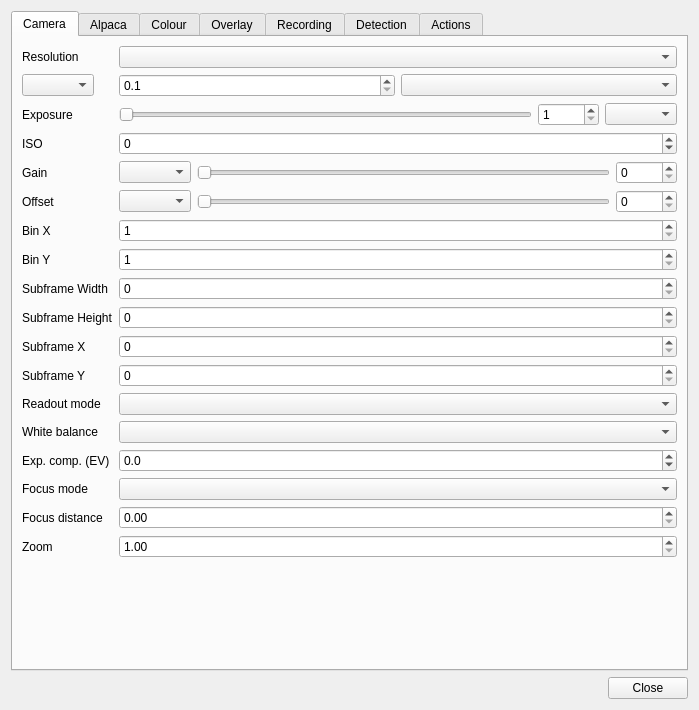
First picture: the form in plugins/feature/camera/camerasettingsdialog.ui, repository srcejon/sdrangel, before the edit.
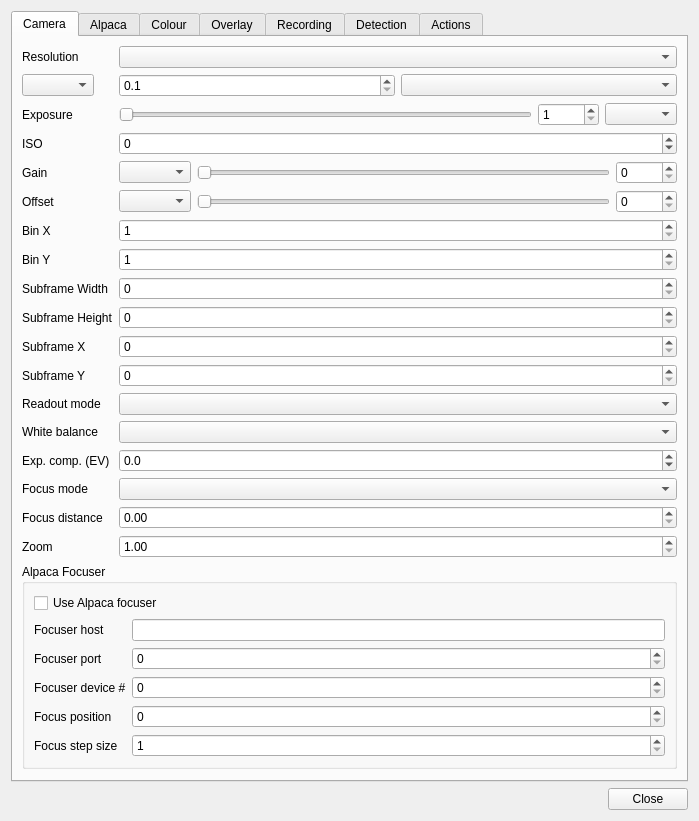
Second picture: the form after the edit. Icons and pictures are not drawn.

Commit message: Add Alpaca focuser settings section

The edit to the form file:
```diff
--- a/plugins/feature/camera/camerasettingsdialog.ui
+++ b/plugins/feature/camera/camerasettingsdialog.ui
@@ -581,7 +581,92 @@
            </widget>
           </widget>
          </item>
-        </layout>
+       </layout>
+       </item>
+       <item>
+        <widget class="QGroupBox" name="alpacaFocuserGroup">
+         <property name="title">
+          <string>Alpaca Focuser</string>
+         </property>
+         <layout class="QFormLayout" name="alpacaFocuserLayout">
+          <item row="0" column="0" colspan="2">
+           <widget class="QCheckBox" name="alpacaFocuserEnabledCheck">
+            <property name="text">
+             <string>Use Alpaca focuser</string>
+            </property>
+           </widget>
+          </item>
+          <item row="1" column="0">
+           <widget class="QLabel" name="alpacaFocuserHostLabel">
+            <property name="text">
+             <string>Focuser host</string>
+            </property>
+           </widget>
+          </item>
+          <item row="1" column="1">
+           <widget class="QLineEdit" name="alpacaFocuserHostEdit"/>
+          </item>
+          <item row="2" column="0">
+           <widget class="QLabel" name="alpacaFocuserPortLabel">
+            <property name="text">
+             <string>Focuser port</string>
+            </property>
+           </widget>
+          </item>
+          <item row="2" column="1">
+           <widget class="QSpinBox" name="alpacaFocuserPortSpin">
+            <property name="maximum">
+             <number>65535</number>
+            </property>
+           </widget>
+          </item>
+          <item row="3" column="0">
+           <widget class="QLabel" name="alpacaFocuserDeviceNumberLabel">
+            <property name="text">
+             <string>Focuser device #</string>
+            </property>
+           </widget>
+          </item>
+          <item row="3" column="1">
+           <widget class="QSpinBox" name="alpacaFocuserDeviceNumberSpin">
+            <property name="maximum">
+             <number>1024</number>
+            </property>
+           </widget>
+          </item>
+          <item row="4" column="0">
+           <widget class="QLabel" name="alpacaFocusPositionLabel">
+            <property name="text">
+             <string>Focus position</string>
+            </property>
+           </widget>
+          </item>
+          <item row="4" column="1">
+           <widget class="QSpinBox" name="alpacaFocusPositionSpin">
+            <property name="maximum">
+             <number>1000000</number>
+            </property>
+           </widget>
+          </item>
+          <item row="5" column="0">
+           <widget class="QLabel" name="alpacaFocusStepSizeLabel">
+            <property name="text">
+             <string>Focus step size</string>
+            </property>
+           </widget>
+          </item>
+          <item row="5" column="1">
+           <widget class="QSpinBox" name="alpacaFocusStepSizeSpin">
+            <property name="minimum">
+             <number>1</number>
+            </property>
+            <property name="maximum">
+             <number>100000</number>
+            </property>
+           </widget>
+          </item>
+         </layout>
+        </widget>
        </item>
        <item>
         <spacer name="verticalSpacer_5">
```
The commit also changes 4 other files.
